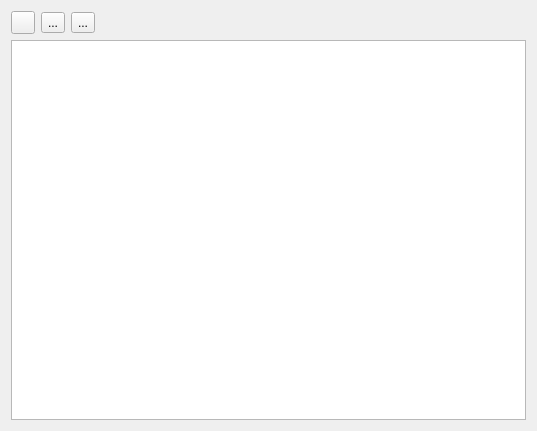
Above: BartleBlog/ui/translation_config.ui from ralsina/ra-blog before the change. Below: the same form after it.
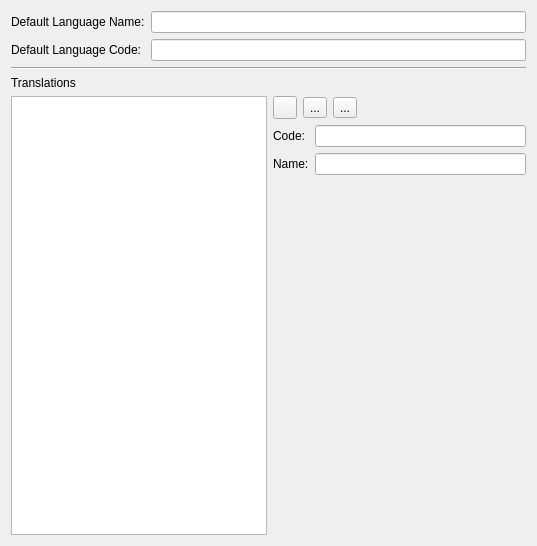
That is the form after the change. Icons and pictures are not drawn.

Commit message: Traducciones! Translations!

```diff
--- a/BartleBlog/ui/translation_config.ui
+++ b/BartleBlog/ui/translation_config.ui
@@ -6,7 +6,7 @@
     <x>0</x>
     <y>0</y>
     <width>537</width>
-    <height>431</height>
+    <height>546</height>
    </rect>
   </property>
   <property name="windowTitle" >
@@ -14,6 +14,51 @@
   </property>
   <layout class="QVBoxLayout" >
    <item>
+    <layout class="QGridLayout" >
+     <item row="0" column="0" >
+      <widget class="QLabel" name="label_3" >
+       <property name="text" >
+        <string>Default Language Name:</string>
+       </property>
+      </widget>
+     </item>
+     <item row="0" column="1" >
+      <widget class="QLineEdit" name="defLangName" />
+     </item>
+     <item row="1" column="0" >
+      <widget class="QLabel" name="label_5" >
+       <property name="text" >
+        <string>Default Language Code:</string>
+       </property>
+      </widget>
+     </item>
+     <item row="1" column="1" >
+      <widget class="QLineEdit" name="defLangCode" />
+     </item>
+    </layout>
+   </item>
+   <item>
+    <widget class="Line" name="line" >
+     <property name="orientation" >
+      <enum>Qt::Horizontal</enum>
+     </property>
+    </widget>
+   </item>
+   <item>
+    <widget class="QLabel" name="label_4" >
+     <property name="text" >
+      <string>Translations</string>
+     </property>
+    </widget>
+   </item>
+   <item>
+    <layout class="QHBoxLayout" >
+     <item>
+      <widget class="QListWidget" name="list" />
+     </item>
+     <item>
+      <layout class="QVBoxLayout" >
+       <item>
     <layout class="QHBoxLayout" >
      <item>
       <widget class="QToolButton" name="new" >
@@ -70,7 +115,45 @@
     </layout>
    </item>
    <item>
-    <widget class="QListWidget" name="list" />
+        <layout class="QGridLayout" >
+         <item row="0" column="0" >
+          <widget class="QLabel" name="label" >
+           <property name="text" >
+            <string>Code:</string>
+           </property>
+          </widget>
+         </item>
+         <item row="0" column="1" >
+          <widget class="QLineEdit" name="code" />
+         </item>
+         <item row="1" column="0" >
+          <widget class="QLabel" name="label_2" >
+           <property name="text" >
+            <string>Name:</string>
+           </property>
+          </widget>
+         </item>
+         <item row="1" column="1" >
+          <widget class="QLineEdit" name="name" />
+         </item>
+        </layout>
+       </item>
+       <item>
+        <spacer>
+         <property name="orientation" >
+          <enum>Qt::Vertical</enum>
+         </property>
+         <property name="sizeHint" >
+          <size>
+           <width>20</width>
+           <height>61</height>
+          </size>
+         </property>
+        </spacer>
+       </item>
+      </layout>
+     </item>
+    </layout>
    </item>
   </layout>
  </widget>
```
Lines whose indentation alone changed are shown as unchanged. The commit also changes 10 other files.
